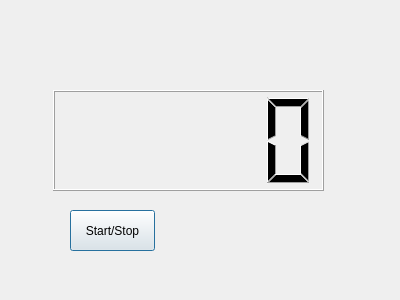
First picture: the form in MainDialog.ui, repository Hayasakikazunori/Ramen-timer, before the edit.
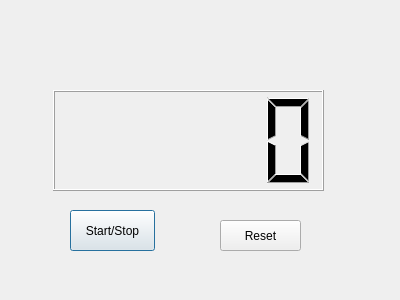
Second picture: the form after the edit.

Commit message: make Reset

Diff of the .ui file:
```diff
--- a/MainDialog.ui
+++ b/MainDialog.ui
@@ -36,6 +36,19 @@
     <string>Start/Stop</string>
    </property>
   </widget>
+  <widget class="QPushButton" name="pushButton_2">
+   <property name="geometry">
+    <rect>
+     <x>220</x>
+     <y>220</y>
+     <width>81</width>
+     <height>31</height>
+    </rect>
+   </property>
+   <property name="text">
+    <string>Reset</string>
+   </property>
+  </widget>
  </widget>
  <resources/>
  <connections/>
```
